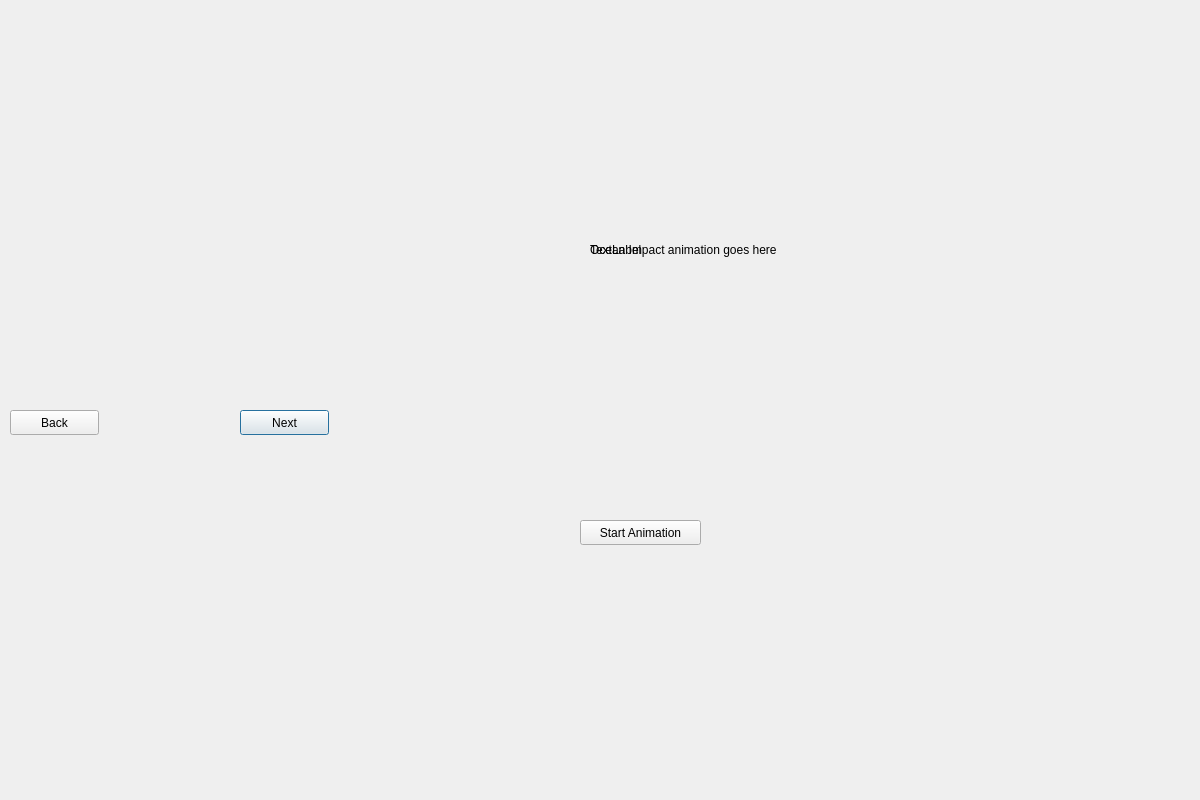
Above: meteorslide1.ui from robertche54/a8-an-educational-app-f18 before the change. Below: the same form after it.
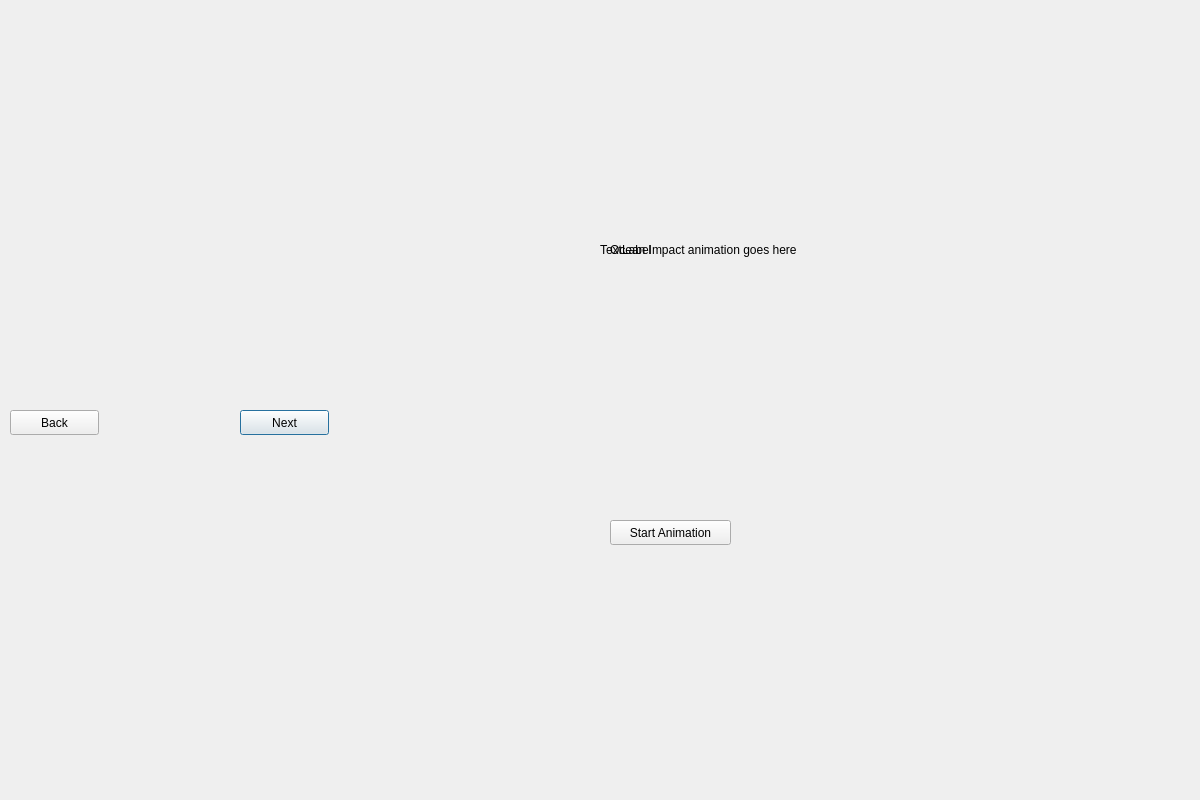
That is the form after the change.

Diff of the .ui file:
```diff
--- a/meteorslide1.ui
+++ b/meteorslide1.ui
@@ -29,7 +29,7 @@
   <widget class="QLabel" name="AnimationLabel">
    <property name="geometry">
     <rect>
-     <x>590</x>
+     <x>610</x>
      <y>0</y>
      <width>600</width>
      <height>500</height>
@@ -71,7 +71,7 @@
   <widget class="QPushButton" name="Start">
    <property name="geometry">
     <rect>
-     <x>580</x>
+     <x>610</x>
      <y>520</y>
      <width>121</width>
      <height>25</height>
@@ -84,7 +84,7 @@
   <widget class="QLabel" name="label">
    <property name="geometry">
     <rect>
-     <x>590</x>
+     <x>600</x>
      <y>0</y>
      <width>600</width>
      <height>500</height>
```
